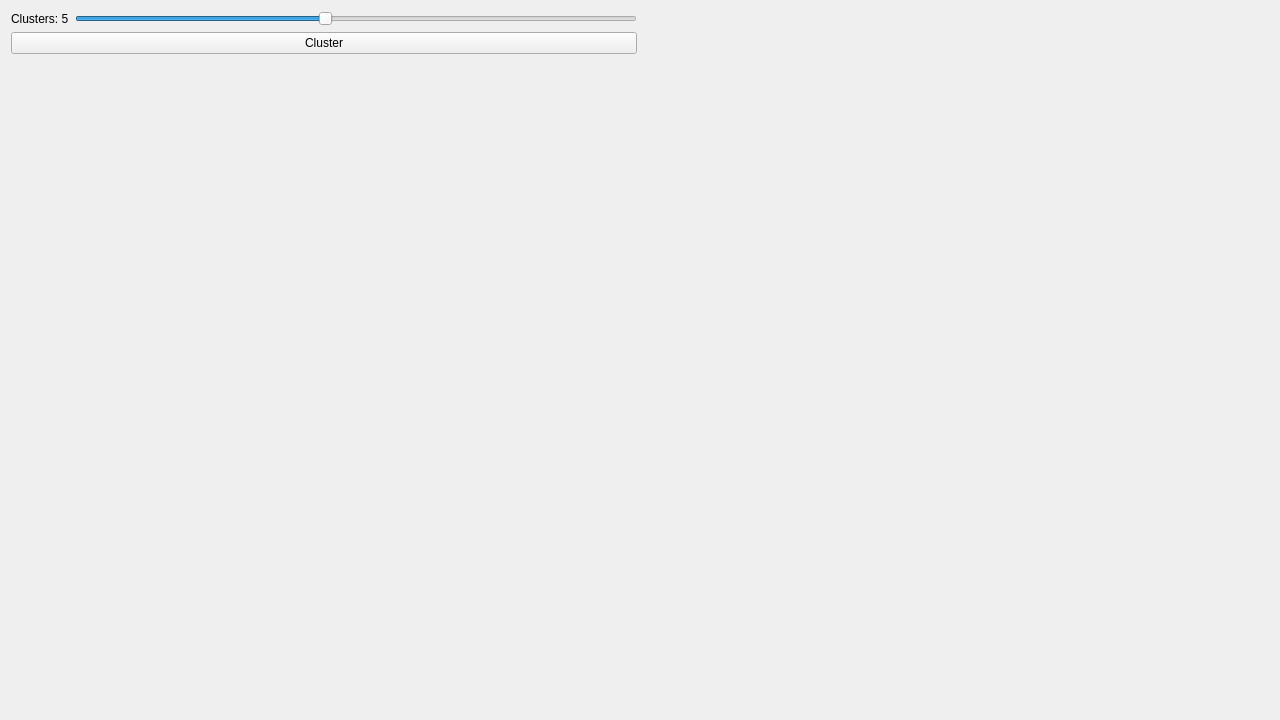
First picture: the form in EasterPlanner/EasterPlanner_Server/mainwindow.ui, repository Kola50011/programming-htlwrn, before the edit.
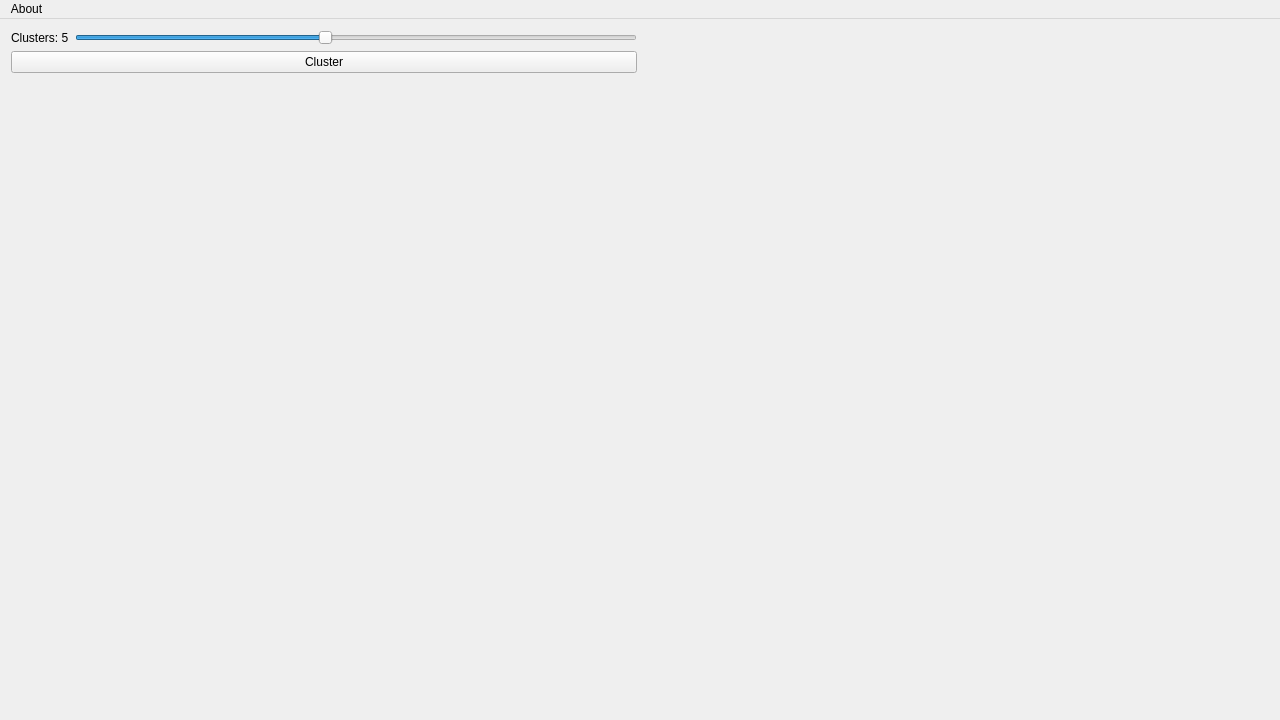
Second picture: the form after the edit. Custom widgets are drawn as their Qt base class.

Commit message: Added headers and About Dialog on server

```diff
--- a/EasterPlanner/EasterPlanner_Server/mainwindow.ui
+++ b/EasterPlanner/EasterPlanner_Server/mainwindow.ui
@@ -101,6 +101,31 @@
     </item>
    </layout>
   </widget>
+  <widget class="QMenuBar" name="menuBar">
+   <property name="geometry">
+    <rect>
+     <x>0</x>
+     <y>0</y>
+     <width>1280</width>
+     <height>22</height>
+    </rect>
+   </property>
+   <widget class="QMenu" name="menuAbout">
+    <property name="title">
+     <string>About</string>
+    </property>
+    <addaction name="actionInfo"/>
+   </widget>
+   <addaction name="menuAbout"/>
+  </widget>
+  <action name="actionInfo">
+   <property name="text">
+    <string>Info</string>
+   </property>
+   <property name="shortcut">
+    <string>Ctrl+H</string>
+   </property>
+  </action>
  </widget>
  <layoutdefault spacing="6" margin="11"/>
  <customwidgets>
```
The commit also changes 26 other files.
